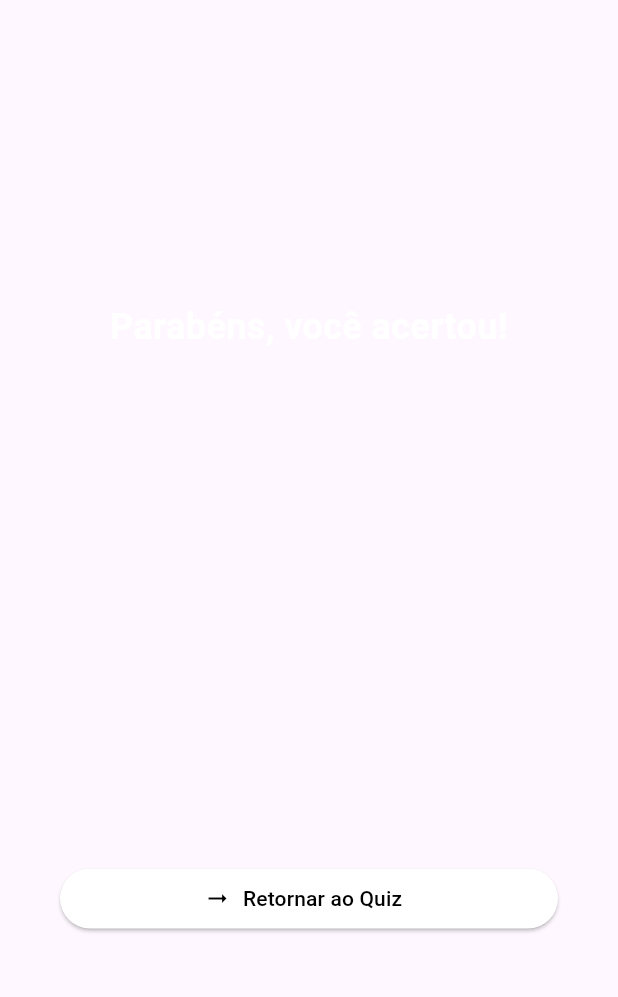
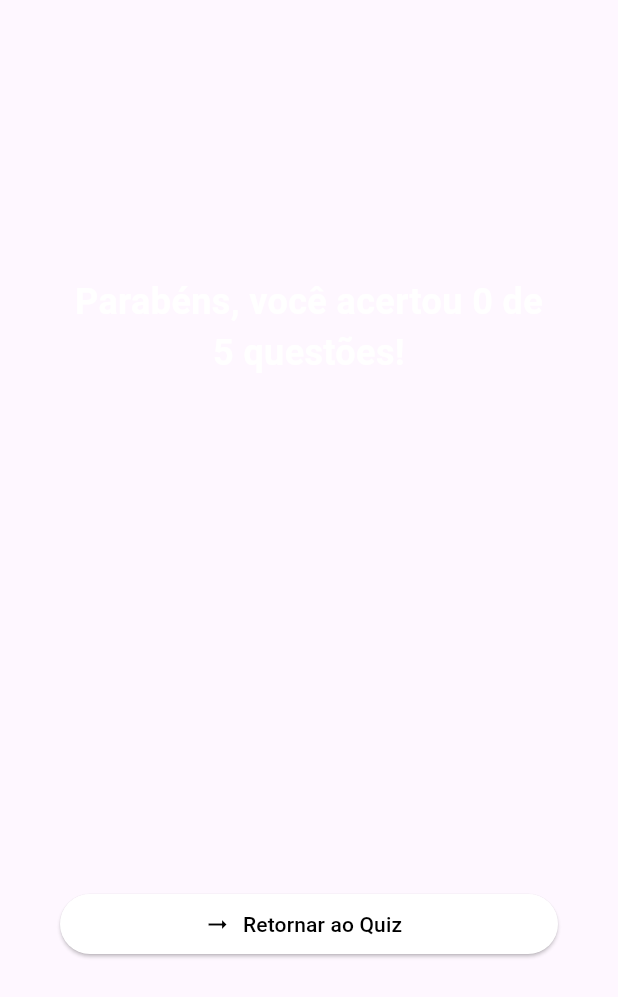
Before and after one commit to Afonso247/Flutter-quiz, a Flutter app: the ResultsScreen widget shown alone on an empty page, opened directly with empty values, on a phone screen of 412 x 824 dp. Shown: the top 997 px of the screen. Run offline on Flutter 3.47's test engine with Material 3 defaults, Android fonts, the phone set to English and light mode, and no system bars.

Commit message:
feat: captura de numero de respostas corretas

```diff
--- a/lib/screens/results_screen.dart
+++ b/lib/screens/results_screen.dart
@@ -25,6 +25,12 @@ class ResultsScreen extends StatelessWidget {
 
   @override
   Widget build(BuildContext context) {
+    final summaryData = getSummaryData();
+    final numTotalQuestions = questions.length;
+    final numCorrectQuestions = summaryData.where((data) {
+      return data['user_answer'] == data['correct_answer'];
+    }).length;
+
     return SizedBox(
       width: double.infinity,
       child: Container(
@@ -34,7 +40,7 @@ class ResultsScreen extends StatelessWidget {
           crossAxisAlignment: CrossAxisAlignment.stretch,
           children: [
             Text(
-              "Parabéns, você acertou!",
+              "Parabéns, você acertou $numCorrectQuestions de $numTotalQuestions questões!",
               style: TextStyle(
                 color: Colors.white,
                 fontSize: 24,
```
